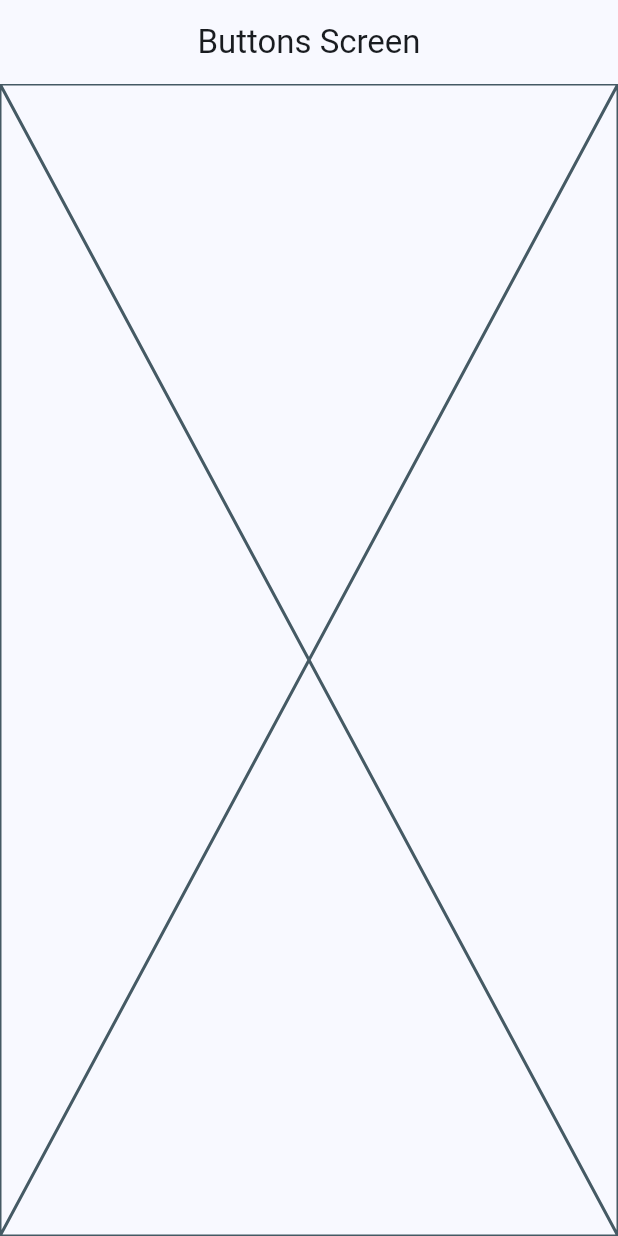
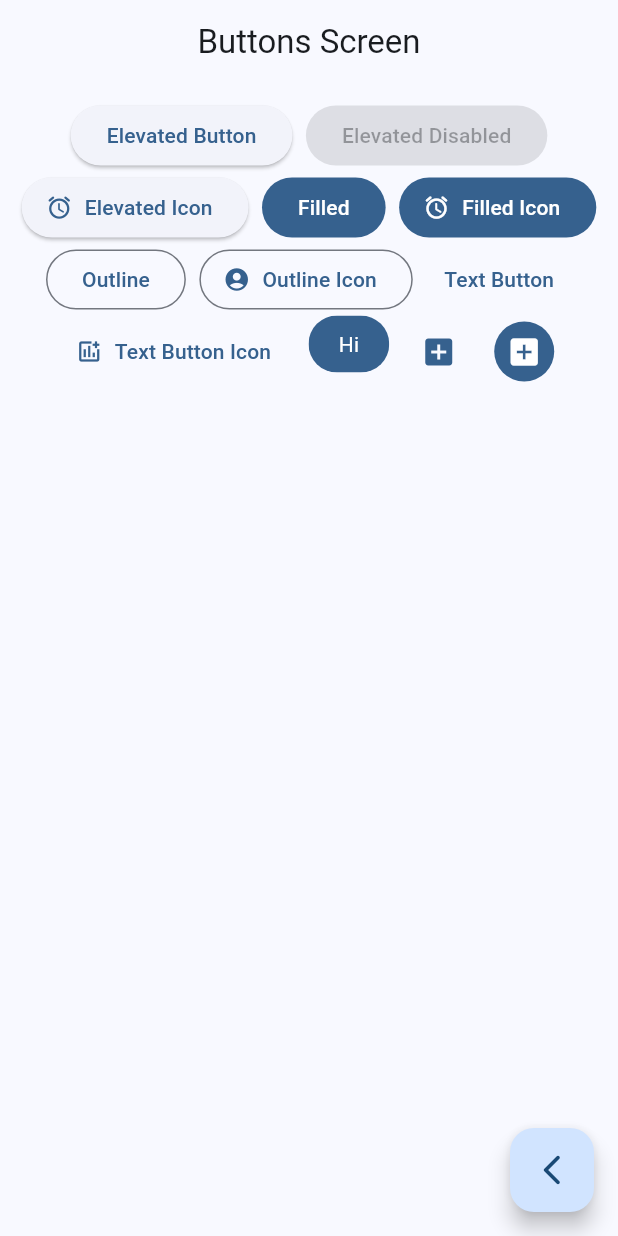
Before and after one commit to Diego-Fdez/widgets_app, a Flutter app: the ButtonsScreen screen opened by its route, on a phone screen of 412 x 824 dp. Run offline on Flutter 3.47's test engine with Material 3 defaults, Android fonts, the phone set to English and light mode, and no system bars; our stand-ins replace go_router.

Commit message:
buttons screen finished

```diff
--- a/lib/presentation/screens/buttons/buttons_screen.dart
+++ b/lib/presentation/screens/buttons/buttons_screen.dart
@@ -1,4 +1,6 @@
 import 'package:flutter/material.dart';
+import 'package:go_router/go_router.dart';
+import 'package:widgets_app/config/normalize.dart';
 
 class ButtonsScreen extends StatelessWidget {
   static const String name = 'buttons_screen';
@@ -11,7 +13,102 @@ class ButtonsScreen extends StatelessWidget {
       appBar: AppBar(
         title: const Text('Buttons Screen'),
       ),
-      body: const Placeholder(),
+      body: const _ButtonsView(),
+      floatingActionButton: FloatingActionButton(
+          onPressed: () => context.pop(),
+          child: const Icon(Icons.arrow_back_ios_new_rounded)),
     );
   }
 }
+
+class _ButtonsView extends StatelessWidget {
+  const _ButtonsView();
+
+  @override
+  Widget build(BuildContext context) {
+    var screenUtil = ScreenUtil(context);
+    final colors = Theme.of(context).colorScheme;
+
+    return SizedBox(
+      width: double.infinity,
+      child: Padding(
+        padding: EdgeInsets.symmetric(
+            horizontal: scaleWidth(10, screenUtil),
+            vertical: scaleHeight(20, screenUtil)),
+        child: Wrap(
+            spacing: scaleWidth(10, screenUtil),
+            alignment: WrapAlignment.center,
+            children: [
+              ElevatedButton(
+                  onPressed: () {}, child: const Text('Elevated Button')),
+              const ElevatedButton(
+                  onPressed: null, child: Text('Elevated Disabled')),
+              ElevatedButton.icon(
+                onPressed: () {},
+                icon: const Icon(Icons.access_alarm_rounded),
+                label: const Text('Elevated Icon'),
+              ),
+              FilledButton(onPressed: () {}, child: const Text('Filled')),
+              FilledButton.icon(
+                  onPressed: () {},
+                  icon: const Icon(Icons.access_alarm_rounded),
+                  label: const Text('Filled Icon')),
+              OutlinedButton(onPressed: () {}, child: const Text('Outline')),
+              OutlinedButton.icon(
+                  onPressed: () {},
+                  icon: const Icon(Icons.account_circle_sharp),
+                  label: const Text('Outline Icon')),
+              TextButton(onPressed: () {}, child: const Text('Text Button')),
+              TextButton.icon(
+                  onPressed: () {},
+                  icon: const Icon(Icons.add_chart_outlined),
+                  label: const Text('Text Button Icon')),
+              const CustomButton(),
+              IconButton(
+                onPressed: () {},
+                icon: const Icon(Icons.add_box),
+                style: ButtonStyle(
+                    backgroundColor:
+                        const MaterialStatePropertyAll(Colors.transparent),
+                    iconColor: MaterialStatePropertyAll(colors.primary)),
+              ),
+              IconButton(
+                onPressed: () {},
+                icon: const Icon(Icons.add_box),
+                style: ButtonStyle(
+                    backgroundColor: MaterialStatePropertyAll(colors.primary),
+                    iconColor: MaterialStatePropertyAll(colors.onSecondary)),
+              )
+            ]),
+      ),
+    );
+  }
+}
+
+class CustomButton extends StatelessWidget {
+  const CustomButton({super.key});
+
+  @override
+  Widget build(BuildContext context) {
+    var screenUtil = ScreenUtil(context);
+    final colors = Theme.of(context).colorScheme;
+
+    return ClipRRect(
+      borderRadius: BorderRadius.circular(20),
+      child: Material(
+        color: colors.primary,
+        child: InkWell(
+          onTap: () {},
+          child: Padding(
+              padding: EdgeInsets.symmetric(
+                  horizontal: scaleSp(20, screenUtil),
+                  vertical: scaleSp(10, screenUtil)),
+              child: const Text(
+                'Hi',
+                style: TextStyle(color: Colors.white),
+              )),
+        ),
+      ),
+    );
+  }
+}
--- a/lib/presentation/screens/home/home_screen.dart
+++ b/lib/presentation/screens/home/home_screen.dart
@@ -2,7 +2,6 @@ import 'package:flutter/material.dart';
 import 'package:go_router/go_router.dart';
 import 'package:widgets_app/config/menu/menu_items.dart';
 import 'package:widgets_app/config/normalize.dart';
-import 'package:widgets_app/presentation/screens/cards/cards_screen.dart';
 
 class HomeScreen extends StatelessWidget {
   static const String name = 'home_screen';
```
